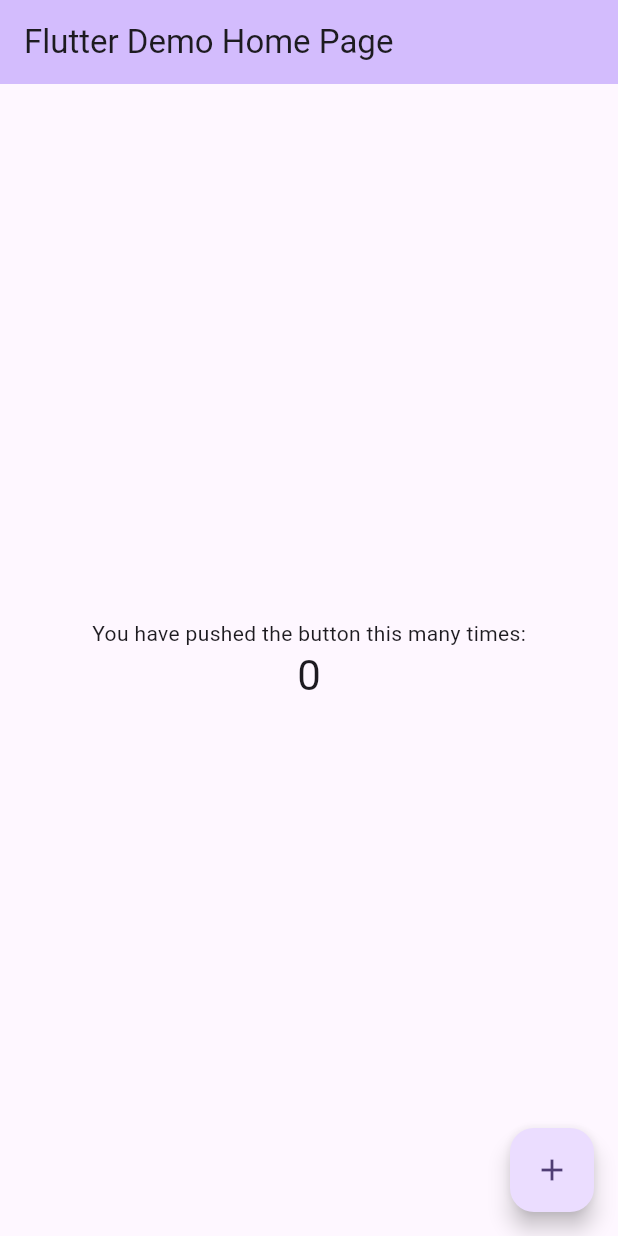
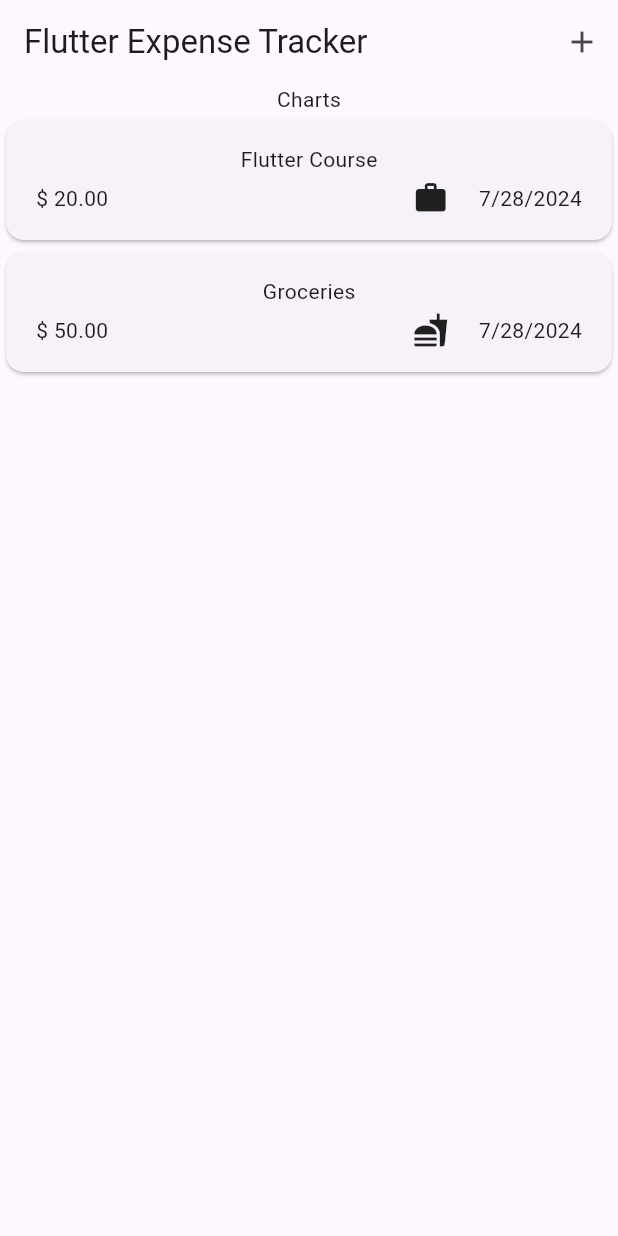
Before and after one commit to m104tanaka/expense_tracker, a Flutter app: the screen it shows after launch, on a phone screen of 412 x 824 dp. Run offline on Flutter 3.47's test engine with Material 3 defaults, Android fonts, the phone set to English and light mode, and no system bars.

Commit message:
Add app bar and cards

```diff
--- a/lib/main.dart
+++ b/lib/main.dart
@@ -1,125 +1,10 @@
 import 'package:flutter/material.dart';
+import 'package:expense_tracker/widget/expenses.dart';
 
 void main() {
-  runApp(const MyApp());
+  runApp(
+    const MaterialApp(
+      home: Expenses(),
+      ),
+  );
 }
-
-class MyApp extends StatelessWidget {
-  const MyApp({super.key});
-
-  // This widget is the root of your application.
-  @override
-  Widget build(BuildContext context) {
-    return MaterialApp(
-      title: 'Flutter Demo',
-      theme: ThemeData(
-        // This is the theme of your application.
-        //
-        // TRY THIS: Try running your application with "flutter run". You'll see
-        // the application has a purple toolbar. Then, without quitting the app,
-        // try changing the seedColor in the colorScheme below to Colors.green
-        // and then invoke "hot reload" (save your changes or press the "hot
-        // reload" button in a Flutter-supported IDE, or press "r" if you used
-        // the command line to start the app).
-        //
-        // Notice that the counter didn't reset back to zero; the application
-        // state is not lost during the reload. To reset the state, use hot
-        // restart instead.
-        //
-        // This works for code too, not just values: Most code changes can be
-        // tested with just a hot reload.
-        colorScheme: ColorScheme.fromSeed(seedColor: Colors.deepPurple),
-        useMaterial3: true,
-      ),
-      home: const MyHomePage(title: 'Flutter Demo Home Page'),
-    );
-  }
-}
-
-class MyHomePage extends StatefulWidget {
-  const MyHomePage({super.key, required this.title});
-
-  // This widget is the home page of your application. It is stateful, meaning
-  // that it has a State object (defined below) that contains fields that affect
-  // how it looks.
-
-  // This class is the configuration for the state. It holds the values (in this
-  // case the title) provided by the parent (in this case the App widget) and
-  // used by the build method of the State. Fields in a Widget subclass are
-  // always marked "final".
-
-  final String title;
-
-  @override
-  State<MyHomePage> createState() => _MyHomePageState();
-}
-
-class _MyHomePageState extends State<MyHomePage> {
-  int _counter = 0;
-
-  void _incrementCounter() {
-    setState(() {
-      // This call to setState tells the Flutter framework that something has
-      // changed in this State, which causes it to rerun the build method below
-      // so that the display can reflect the updated values. If we changed
-      // _counter without calling setState(), then the build method would not be
-      // called again, and so nothing would appear to happen.
-      _counter++;
-    });
-  }
-
-  @override
-  Widget build(BuildContext context) {
-    // This method is rerun every time setState is called, for instance as done
-    // by the _incrementCounter method above.
-    //
-    // The Flutter framework has been optimized to make rerunning build methods
-    // fast, so that you can just rebuild anything that needs updating rather
-    // than having to individually change instances of widgets.
-    return Scaffold(
-      appBar: AppBar(
-        // TRY THIS: Try changing the color here to a specific color (to
-        // Colors.amber, perhaps?) and trigger a hot reload to see the AppBar
-        // change color while the other colors stay the same.
-        backgroundColor: Theme.of(context).colorScheme.inversePrimary,
-        // Here we take the value from the MyHomePage object that was created by
-        // the App.build method, and use it to set our appbar title.
-        title: Text(widget.title),
-      ),
-      body: Center(
-        // Center is a layout widget. It takes a single child and positions it
-        // in the middle of the parent.
-        child: Column(
-          // Column is also a layout widget. It takes a list of children and
-          // arranges them vertically. By default, it sizes itself to fit its
-          // children horizontally, and tries to be as tall as its parent.
-          //
-          // Column has various properties to control how it sizes itself and
-          // how it positions its children. Here we use mainAxisAlignment to
-          // center the children vertically; the main axis here is the vertical
-          // axis because Columns are vertical (the cross axis would be
-          // horizontal).
-          //
-          // TRY THIS: Invoke "debug painting" (choose the "Toggle Debug Paint"
-          // action in the IDE, or press "p" in the console), to see the
-          // wireframe for each widget.
-          mainAxisAlignment: MainAxisAlignment.center,
-          children: <Widget>[
-            const Text(
-              'You have pushed the button this many times:',
-            ),
-            Text(
-              '$_counter',
-              style: Theme.of(context).textTheme.headlineMedium,
-            ),
-          ],
-        ),
-      ),
-      floatingActionButton: FloatingActionButton(
-        onPressed: _incrementCounter,
-        tooltip: 'Increment',
-        child: const Icon(Icons.add),
-      ), // This trailing comma makes auto-formatting nicer for build methods.
-    );
-  }
-}
--- /dev/null
+++ b/lib/models/expense.dart
@@ -0,0 +1,40 @@
+import 'package:flutter/material.dart';
+import 'package:intl/intl.dart';
+import 'package:uuid/uuid.dart';
+
+const uuid = Uuid();
+
+final formatter = DateFormat.yMd();
+
+enum Category {
+  food,
+  travel,
+  leisure,
+  work
+}
+
+const categoryIcons ={
+  Category.food: Icons.fastfood,
+  Category.travel: Icons.flight,
+  Category.leisure: Icons.movie,
+  Category.work: Icons.work,
+};
+
+class Expense {
+  final String id;
+  final String title;
+  final double amount;
+  final DateTime date;
+  final Category category;
+
+  Expense({
+    required this.title,
+    required this.amount,
+    required this.date,
+    required this.category,
+  }) : id = uuid.v4();
+
+  String get formattedDate {
+    return formatter.format(date);
+  }
+}
--- /dev/null
+++ b/lib/widget/expenses.dart
@@ -0,0 +1,53 @@
+import 'package:expense_tracker/widget/expenses_list/expenses_list.dart';
+import 'package:expense_tracker/models/expense.dart';
+import 'package:flutter/material.dart';
+
+class Expenses extends StatefulWidget {
+  const Expenses({super.key});
+
+  @override
+  State<Expenses> createState() {
+    return _ExpensesState();
+  }
+}
+
+class _ExpensesState extends State<Expenses> {
+  final List<Expense> _registeredExpense = [
+    Expense(
+        title: 'Flutter Course',
+        amount: 20.00,
+        date: DateTime.now(),
+        category: Category.work),
+    Expense(
+        title: 'Groceries',
+        amount: 50.00,
+        date: DateTime.now(),
+        category: Category.food
+        ),
+  ];
+
+  void _openAddExpenseForm() {
+    showModalBottomSheet(context: context, builder: (ctx) => const Text('Add Expense Form'));
+  }
+
+  @override
+  Widget build(BuildContext context) {
+    return Scaffold(
+      appBar: AppBar(
+        title: const Text('Flutter Expense Tracker'),
+        actions: [
+          IconButton(
+            onPressed: _openAddExpenseForm,
+            icon: const Icon(Icons.add),
+            ),
+        ],
+      ),
+      body: Column(
+        children: [
+          const Text('Charts'),
+          Expanded(child: ExpenseList(expenses: _registeredExpense)),
+        ],
+      ),
+    );
+  }
+}
--- /dev/null
+++ b/lib/widget/expenses_list/expense_item.dart
@@ -0,0 +1,40 @@
+import 'package:expense_tracker/models/expense.dart';
+import 'package:flutter/material.dart';
+import 'package:flutter/widgets.dart';
+
+class ExpenseItem extends StatelessWidget {
+  const ExpenseItem(this.expense, {super.key});
+
+  final Expense expense;
+
+  @override
+  Widget build(BuildContext context) {
+    return Card(
+      child: Padding(
+        padding: const EdgeInsets.symmetric(
+          horizontal: 20,
+          vertical: 16,
+        ),
+        child: Column(
+          children: [
+            Text(expense.title),
+            const SizedBox(height: 4,),
+            Row(
+              children: [
+                Text('\$ ${expense.amount.toStringAsFixed(2)}'),
+                const Spacer(),
+                Row(
+                  children: [
+                    Icon(categoryIcons[expense.category]),
+                    const SizedBox(width: 20),
+                    Text(expense.formattedDate),
+                  ],
+                ),
+              ],
+            )
+          ],
+        ),
+      ),
+    );
+  }
+}
--- /dev/null
+++ b/lib/widget/expenses_list/expenses_list.dart
@@ -0,0 +1,17 @@
+import 'package:expense_tracker/models/expense.dart';
+import 'package:expense_tracker/widget/expenses_list/expense_item.dart';
+import 'package:flutter/material.dart';
+
+class ExpenseList extends StatelessWidget {
+  const ExpenseList({super.key, required this.expenses});
+
+  final List<Expense> expenses;
+
+  @override
+  Widget build(BuildContext context) {
+    return ListView.builder(
+      itemCount: expenses.length,
+      itemBuilder: (ctx, index) => ExpenseItem(expenses[index]),
+      );
+  }
+}
--- /dev/null
+++ b/lib/widget/new_expense.dart
@@ -0,0 +1,14 @@
+import 'package:flutter/material.dart';
+
+class NewExpense extends StatefulWidget {
+  const NewExpense({super.key});
+
+  @override
+  State<NewExpense> createState() {
+    return _NewExpenseState();
+  }
+
+  class _NewExpenseState extends State<NewExpense> {
+
+  }
+}
--- a/pubspec.yaml
+++ b/pubspec.yaml
@@ -35,6 +35,8 @@ dependencies:
   # The following adds the Cupertino Icons font to your application.
   # Use with the CupertinoIcons class for iOS style icons.
   cupertino_icons: ^1.0.6
+  uuid: ^4.4.2
+  intl: ^0.19.0
 
 dev_dependencies:
   flutter_test:
```
